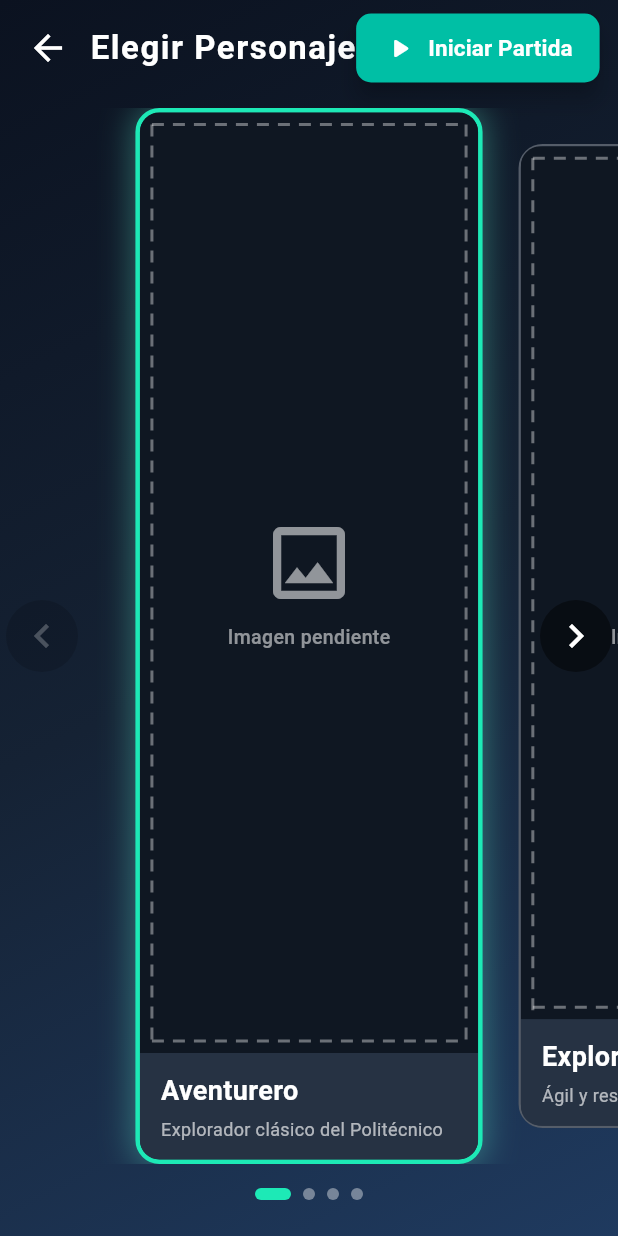
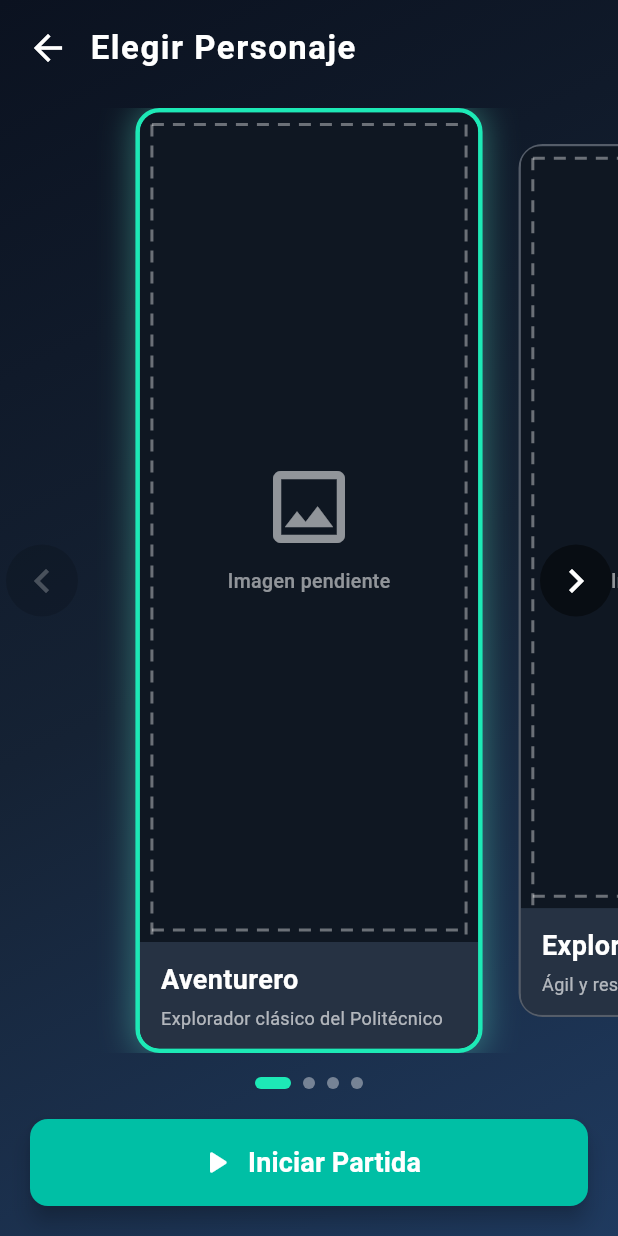
Before and after one commit to gabrielhuav/PolitecnicoOpenWorldFlutter, a Flutter app: the screen it shows after launch, after a tap on "Empezar Aventura", on a phone screen of 412 x 824 dp. Run offline on Flutter 3.47's test engine with Material 3 defaults, Android fonts, the phone set to English and light mode, and no system bars; our stand-ins replace dio, drift, equatable, flutter_map, flutter_riverpod, geolocator and 2 more; accounts and stored records are empty; generated files the repository leaves out were written again.

Commit message:
Make character selection responsive
Introduce responsive layouts for the character selection screen using OrientationBuilder and extracted _buildVerticalLayout/_buildHorizontalLayout helpers. Move the "Iniciar Partida" button out of the top bar into a dedicated _buildStartButton and reposition it for portrait (bottom full-width) and landscape (right column). Fix color API typos (withValues -> withOpacity) and adjust spacing/padding and minor UI tweaks. Also simplify OrientationBuilder returns and clean up some padding/comments in StartMenuScreen.

```diff
--- a/politecnicoopenworldflutter/lib/presentation/pages/character_selection_screen.dart
+++ b/politecnicoopenworldflutter/lib/presentation/pages/character_selection_screen.dart
@@ -56,6 +56,7 @@ class _CharacterSelectionScreenState
 
     return Scaffold(
       body: Container(
+        // === LADO VISUAL: Fondo con Gradiente (Código 1) ===
         decoration: const BoxDecoration(
           gradient: LinearGradient(
             begin: Alignment.topLeft,
@@ -68,7 +69,23 @@ class _CharacterSelectionScreenState
           ),
         ),
         child: SafeArea(
-          child: Column(
+          // === FUNCIONALIDAD: Layout Responsivo (Código 2) ===
+          child: OrientationBuilder(
+            builder: (context, orientation) {
+              return orientation == Orientation.portrait
+                  ? _buildVerticalLayout(context, characters, selectedIndex)
+                  : _buildHorizontalLayout(context, characters, selectedIndex);
+            },
+          ),
+        ),
+      ),
+    );
+  }
+
+  // --- VERTICAL ---
+  Widget _buildVerticalLayout(
+      BuildContext context, List characters, int selectedIndex) {
+    return Column(
       children: [
         _buildTopBar(context),
         const SizedBox(height: 8),
@@ -77,16 +94,51 @@ class _CharacterSelectionScreenState
         ),
         const SizedBox(height: 16),
         _buildPageIndicator(characters.length, selectedIndex),
-              const SizedBox(height: 24),
+        // Botón en la parte inferior, ancho completo
+        Padding(
+          padding: const EdgeInsets.all(20.0),
+          child: _buildStartButton(context, double.infinity),
+        ),
+      ],
+    );
+  }
+
+  // --- HORIZONTAL ---
+  Widget _buildHorizontalLayout(
+      BuildContext context, List characters, int selectedIndex) {
+    return Row(
+      children: [
+        // Lado izquierdo: Personajes y TopBar
+        Expanded(
+          flex: 2,
+          child: Column(
+            children: [
+              _buildTopBar(context),
+              Expanded(
+                child: _buildCarousel(characters, selectedIndex),
+              ),
+              const SizedBox(height: 16),
+              _buildPageIndicator(characters.length, selectedIndex),
+              const SizedBox(height: 16),
             ],
           ),
         ),
+        // Lado derecho: Botón de iniciar centrado
+        Expanded(
+          flex: 1,
+          child: Center(
+            child: Padding(
+              padding: const EdgeInsets.all(20.0),
+              child: _buildStartButton(context, null),
             ),
+          ),
+        ),
+      ],
     );
   }
 
   // ============================================
-  // TOP BAR (back + título + Iniciar Partida)
+  // TOP BAR (Modificado para remover el botón de inicio de aquí)
   // ============================================
   Widget _buildTopBar(BuildContext context) {
     return Padding(
@@ -107,29 +159,34 @@ class _CharacterSelectionScreenState
               letterSpacing: 1.0,
             ),
           ),
-          const Spacer(),
-          // ---------- BOTÓN INICIAR PARTIDA (esquina superior derecha) ----------
-          ElevatedButton.icon(
+        ],
+      ),
+    );
+  }
+
+  // ============================================
+  // BOTÓN "INICIAR PARTIDA" (Estilo Código 1)
+  // ============================================
+  Widget _buildStartButton(BuildContext context, double? minWidth) {
+    return ElevatedButton.icon(
       onPressed: () => _startGame(context),
-            icon: const Icon(Icons.play_arrow_rounded, size: 22),
+      icon: const Icon(Icons.play_arrow_rounded, size: 26),
       label: const Text(
         'Iniciar Partida',
         style: TextStyle(
-                fontSize: 15,
+          fontSize: 18,
           fontWeight: FontWeight.bold,
         ),
       ),
       style: ElevatedButton.styleFrom(
         backgroundColor: Colors.tealAccent.shade700,
         foregroundColor: Colors.white,
-              padding: const EdgeInsets.symmetric(horizontal: 18, vertical: 12),
+        padding: const EdgeInsets.symmetric(horizontal: 20, vertical: 16),
+        minimumSize: minWidth != null ? Size(minWidth, 50) : null,
         shape: RoundedRectangleBorder(
-                borderRadius: BorderRadius.circular(10),
+          borderRadius: BorderRadius.circular(12),
         ),
         elevation: 6,
-            ),
-          ),
-        ],
       ),
     );
   }
@@ -185,7 +242,7 @@ class _CharacterSelectionScreenState
     required VoidCallback onTap,
   }) {
     return Material(
-      color: Colors.black.withValues(alpha: enabled ? 0.45 : 0.15),
+      color: Colors.black.withOpacity(enabled ? 0.45 : 0.15),
       shape: const CircleBorder(),
       child: InkWell(
         customBorder: const CircleBorder(),
@@ -218,7 +275,7 @@ class _CharacterSelectionScreenState
           decoration: BoxDecoration(
             color: active
                 ? Colors.tealAccent.shade400
-                : Colors.white.withValues(alpha: 0.4),
+                : Colors.white.withOpacity(0.4),
             borderRadius: BorderRadius.circular(4),
           ),
         );
--- a/politecnicoopenworldflutter/lib/presentation/pages/start_menu_screen.dart
+++ b/politecnicoopenworldflutter/lib/presentation/pages/start_menu_screen.dart
@@ -1,6 +1,7 @@
 import 'package:flutter/material.dart';
 import 'package:flutter_riverpod/flutter_riverpod.dart';
 
+// Importamos la pantalla de selección de personaje y el widget del botón
 import 'character_selection_screen.dart';
 import '../widgets/menu_button.dart';
 
@@ -25,11 +26,9 @@ class StartMenuScreen extends StatelessWidget {
         child: SafeArea(
           child: OrientationBuilder(
             builder: (context, orientation) {
-              if (orientation == Orientation.portrait) {
-                return const _PortraitLayout();
-              } else {
-                return const _LandscapeLayout();
-              }
+              return orientation == Orientation.portrait
+                  ? const _PortraitLayout()
+                  : const _LandscapeLayout();
             },
           ),
         ),
@@ -38,6 +37,7 @@ class StartMenuScreen extends StatelessWidget {
   }
 }
 
+// --- VERTICAL ---
 class _PortraitLayout extends StatelessWidget {
   const _PortraitLayout({Key? key}) : super(key: key);
 
@@ -46,7 +46,7 @@ class _PortraitLayout extends StatelessWidget {
     return const Center(
       child: SingleChildScrollView(
         child: Padding(
-          padding: const EdgeInsets.symmetric(horizontal: 40.0, vertical: 20.0),
+          padding: EdgeInsets.symmetric(horizontal: 40.0, vertical: 20.0),
           child: Column(
             mainAxisAlignment: MainAxisAlignment.center,
             children: [
@@ -61,6 +61,7 @@ class _PortraitLayout extends StatelessWidget {
   }
 }
 
+// --- HORIZONTAL ---
 class _LandscapeLayout extends StatelessWidget {
   const _LandscapeLayout({Key? key}) : super(key: key);
 
@@ -68,7 +69,7 @@ class _LandscapeLayout extends StatelessWidget {
   Widget build(BuildContext context) {
     return const Center(
       child: Padding(
-        padding: const EdgeInsets.symmetric(horizontal: 40.0, vertical: 10.0),
+        padding: EdgeInsets.symmetric(horizontal: 40.0, vertical: 10.0),
         child: Row(
           mainAxisAlignment: MainAxisAlignment.spaceEvenly,
           children: [
@@ -86,6 +87,7 @@ class _LandscapeLayout extends StatelessWidget {
   }
 }
 
+// --- LOGO Y TÍTULO ---
 class _LogoAndTitle extends StatelessWidget {
   const _LogoAndTitle({Key? key}) : super(key: key);
 
@@ -118,7 +120,7 @@ class _LogoAndTitle extends StatelessWidget {
   }
 }
 
-// Mantenemos ConsumerStatefulWidget por si queremos volver a usar ref más adelante.
+// --- BOTONES Y NAVEGACIÓN ---
 class _ActionButtons extends ConsumerStatefulWidget {
   const _ActionButtons({Key? key}) : super(key: key);
 
@@ -133,7 +135,7 @@ class _ActionButtonsState extends ConsumerState<_ActionButtons> {
     if (_isNavigating) return;
     setState(() => _isNavigating = true);
 
-    // Pequeño "tick" visual para que el spinner alcance a verse en transición.
+    // Pequeño "tick" visual para que el spinner alcance a verse en la transición.
     await Future.delayed(const Duration(milliseconds: 250));
 
     if (!mounted) return;
```
Lines whose indentation alone changed are shown as unchanged.
